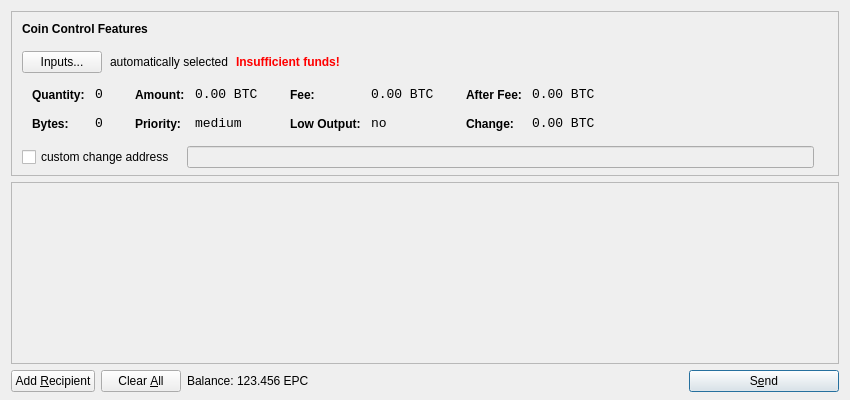
Before: the Qt Designer form src/qt/forms/sendcoinsdialog.ui in experiencecoin/experiencecoin_legacy, drawn with Qt 5.
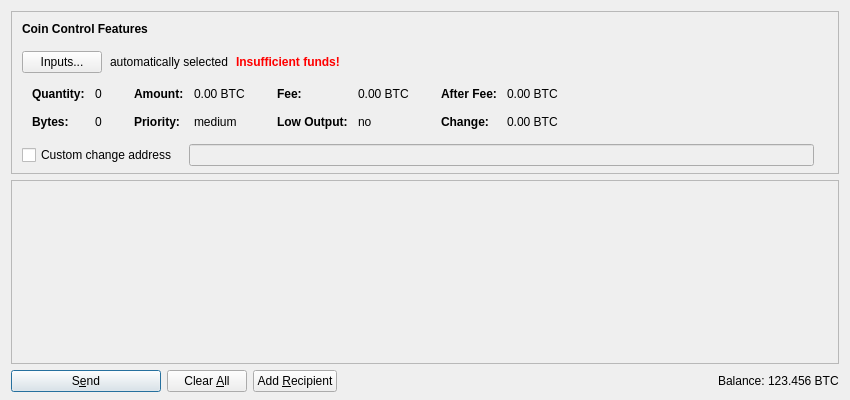
After: the same form once the commit is applied. Icons and pictures are not drawn. Custom widgets are drawn as their Qt base class.

The edit to the form file:
```diff
--- a/src/qt/forms/sendcoinsdialog.ui
+++ b/src/qt/forms/sendcoinsdialog.ui
@@ -39,7 +39,7 @@
      </property>
      <layout class="QVBoxLayout" name="verticalLayoutCoinControl2">
       <property name="spacing">
-       <number>-1</number>
+       <number>0</number>
       </property>
       <property name="leftMargin">
        <number>0</number>
@@ -206,8 +206,11 @@
                </property>
                <item row="0" column="0">
                 <widget class="QLabel" name="labelCoinControlQuantityText">
-                 <property name="styleSheet">
-                  <string notr="true">font-weight:bold;</string>
+                 <property name="font">
+                  <font>
+                   <weight>75</weight>
+                   <bold>true</bold>
+                  </font>
                  </property>
                  <property name="text">
                   <string>Quantity:</string>
@@ -219,12 +222,6 @@
                </item>
                <item row="0" column="1">
                 <widget class="QLabel" name="labelCoinControlQuantity">
-                 <property name="font">
-                  <font>
-                   <family>Monospace</family>
-                   <pointsize>10</pointsize>
-                  </font>
-                 </property>
                  <property name="cursor">
                   <cursorShape>IBeamCursor</cursorShape>
                  </property>
@@ -244,8 +241,11 @@
                </item>
                <item row="1" column="0">
                 <widget class="QLabel" name="labelCoinControlBytesText">
-                 <property name="styleSheet">
-                  <string notr="true">font-weight:bold;</string>
+                 <property name="font">
+                  <font>
+                   <weight>75</weight>
+                   <bold>true</bold>
+                  </font>
                  </property>
                  <property name="text">
                   <string>Bytes:</string>
@@ -254,12 +254,6 @@
                </item>
                <item row="1" column="1">
                 <widget class="QLabel" name="labelCoinControlBytes">
-                 <property name="font">
-                  <font>
-                   <family>Monospace</family>
-                   <pointsize>10</pointsize>
-                  </font>
-                 </property>
                  <property name="cursor">
                   <cursorShape>IBeamCursor</cursorShape>
                  </property>
@@ -295,8 +289,11 @@
                </property>
                <item row="0" column="0">
                 <widget class="QLabel" name="labelCoinControlAmountText">
-                 <property name="styleSheet">
-                  <string notr="true">font-weight:bold;</string>
+                 <property name="font">
+                  <font>
+                   <weight>75</weight>
+                   <bold>true</bold>
+                  </font>
                  </property>
                  <property name="text">
                   <string>Amount:</string>
@@ -308,12 +305,6 @@
                </item>
                <item row="0" column="1">
                 <widget class="QLabel" name="labelCoinControlAmount">
-                 <property name="font">
-                  <font>
-                   <family>Monospace</family>
-                   <pointsize>10</pointsize>
-                  </font>
-                 </property>
                  <property name="cursor">
                   <cursorShape>IBeamCursor</cursorShape>
                  </property>
@@ -330,8 +321,11 @@
                </item>
                <item row="1" column="0">
                 <widget class="QLabel" name="labelCoinControlPriorityText">
-                 <property name="styleSheet">
-                  <string notr="true">font-weight:bold;</string>
+                 <property name="font">
+                  <font>
+                   <weight>75</weight>
+                   <bold>true</bold>
+                  </font>
                  </property>
                  <property name="text">
                   <string>Priority:</string>
@@ -340,12 +334,6 @@
                </item>
                <item row="1" column="1">
                 <widget class="QLabel" name="labelCoinControlPriority">
-                 <property name="font">
-                  <font>
-                   <family>Monospace</family>
-                   <pointsize>10</pointsize>
-                  </font>
-                 </property>
                  <property name="cursor">
                   <cursorShape>IBeamCursor</cursorShape>
                  </property>
@@ -381,8 +369,11 @@
                </property>
                <item row="0" column="0">
                 <widget class="QLabel" name="labelCoinControlFeeText">
-                 <property name="styleSheet">
-                  <string notr="true">font-weight:bold;</string>
+                 <property name="font">
+                  <font>
+                   <weight>75</weight>
+                   <bold>true</bold>
+                  </font>
                  </property>
                  <property name="text">
                   <string>Fee:</string>
@@ -394,12 +385,6 @@
                </item>
                <item row="0" column="1">
                 <widget class="QLabel" name="labelCoinControlFee">
-                 <property name="font">
-                  <font>
-                   <family>Monospace</family>
-                   <pointsize>10</pointsize>
-                  </font>
-                 </property>
                  <property name="cursor">
                   <cursorShape>IBeamCursor</cursorShape>
                  </property>
@@ -416,8 +401,11 @@
                </item>
                <item row="1" column="0">
                 <widget class="QLabel" name="labelCoinControlLowOutputText">
-                 <property name="styleSheet">
-                  <string notr="true">font-weight:bold;</string>
+                 <property name="font">
+                  <font>
+                   <weight>75</weight>
+                   <bold>true</bold>
+                  </font>
                  </property>
                  <property name="text">
                   <string>Low Output:</string>
@@ -426,12 +414,6 @@
                </item>
                <item row="1" column="1">
                 <widget class="QLabel" name="labelCoinControlLowOutput">
-                 <property name="font">
-                  <font>
-                   <family>Monospace</family>
-                   <pointsize>10</pointsize>
-                  </font>
-                 </property>
                  <property name="cursor">
                   <cursorShape>IBeamCursor</cursorShape>
                  </property>
@@ -467,8 +449,11 @@
                </property>
                <item row="0" column="0">
                 <widget class="QLabel" name="labelCoinControlAfterFeeText">
-                 <property name="styleSheet">
-                  <string notr="true">font-weight:bold;</string>
+                 <property name="font">
+                  <font>
+                   <weight>75</weight>
+                   <bold>true</bold>
+                  </font>
                  </property>
                  <property name="text">
                   <string>After Fee:</string>
@@ -480,12 +465,6 @@
                </item>
                <item row="0" column="1">
                 <widget class="QLabel" name="labelCoinControlAfterFee">
-                 <property name="font">
-                  <font>
-                   <family>Monospace</family>
-                   <pointsize>10</pointsize>
-                  </font>
-                 </property>
                  <property name="cursor">
                   <cursorShape>IBeamCursor</cursorShape>
                  </property>
@@ -502,8 +481,11 @@
                </item>
                <item row="1" column="0">
                 <widget class="QLabel" name="labelCoinControlChangeText">
-                 <property name="styleSheet">
-                  <string notr="true">font-weight:bold;</string>
+                 <property name="font">
+                  <font>
+                   <weight>75</weight>
+                   <bold>true</bold>
+                  </font>
                  </property>
                  <property name="text">
                   <string>Change:</string>
@@ -512,12 +494,6 @@
                </item>
                <item row="1" column="1">
                 <widget class="QLabel" name="labelCoinControlChange">
-                 <property name="font">
-                  <font>
-                   <family>Monospace</family>
-                   <pointsize>10</pointsize>
-                  </font>
-                 </property>
                  <property name="cursor">
                   <cursorShape>IBeamCursor</cursorShape>
                  </property>
@@ -556,7 +532,7 @@
           <item>
            <widget class="QCheckBox" name="checkBoxCoinControlChange">
             <property name="text">
-             <string>custom change address</string>
+             <string>Custom change address</string>
             </property>
            </widget>
           </item>
@@ -626,11 +602,20 @@
         <x>0</x>
         <y>0</y>
         <width>830</width>
-        <height>165</height>
+        <height>178</height>
        </rect>
       </property>
-      <layout class="QVBoxLayout" name="verticalLayout_2">
-       <property name="margin">
+      <layout class="QVBoxLayout" name="verticalLayout_2" stretch="0,1">
+       <property name="leftMargin">
+        <number>0</number>
+       </property>
+       <property name="topMargin">
+        <number>0</number>
+       </property>
+       <property name="rightMargin">
+        <number>0</number>
+       </property>
+       <property name="bottomMargin">
         <number>0</number>
        </property>
        <item>
@@ -660,19 +645,25 @@
    <item>
     <layout class="QHBoxLayout" name="horizontalLayout">
      <item>
-      <widget class="QPushButton" name="addButton">
+      <widget class="QPushButton" name="sendButton">
+       <property name="minimumSize">
+        <size>
+         <width>150</width>
+         <height>0</height>
+        </size>
+       </property>
        <property name="toolTip">
         <string>Send to multiple recipients at once</string>
        </property>
        <property name="text">
-        <string>Add &amp;Recipient</string>
+        <string>S&amp;end</string>
        </property>
        <property name="icon">
         <iconset resource="../bitcoin.qrc">
          <normaloff>:/icons/add</normaloff>:/icons/add</iconset>
        </property>
-       <property name="autoDefault">
-        <bool>false</bool>
+       <property name="default">
+        <bool>true</bool>
        </property>
       </widget>
      </item>
@@ -702,6 +693,36 @@
        </property>
       </widget>
      </item>
+     <item>
+      <widget class="QPushButton" name="addButton">
+       <property name="toolTip">
+        <string>Send to multiple recipients at once</string>
+       </property>
+       <property name="text">
+        <string>Add &amp;Recipient</string>
+       </property>
+       <property name="icon">
+        <iconset resource="../bitcoin.qrc">
+         <normaloff>:/icons/add</normaloff>:/icons/add</iconset>
+       </property>
+       <property name="autoDefault">
+        <bool>false</bool>
+       </property>
+      </widget>
+     </item>
+     <item>
+      <spacer name="horizontalSpacer">
+       <property name="orientation">
+        <enum>Qt::Horizontal</enum>
+       </property>
+       <property name="sizeHint" stdset="0">
+        <size>
+         <width>40</width>
+         <height>20</height>
+        </size>
+       </property>
+      </spacer>
+     </item>
      <item>
       <layout class="QHBoxLayout" name="horizontalLayout_2">
        <property name="spacing">
@@ -709,6 +730,12 @@
        </property>
        <item>
         <widget class="QLabel" name="label">
+         <property name="sizePolicy">
+          <sizepolicy hsizetype="Preferred" vsizetype="Fixed">
+           <horstretch>0</horstretch>
+           <verstretch>0</verstretch>
+          </sizepolicy>
+         </property>
          <property name="text">
           <string>Balance:</string>
          </property>
@@ -716,11 +743,17 @@
        </item>
        <item>
         <widget class="QLabel" name="labelBalance">
+         <property name="sizePolicy">
+          <sizepolicy hsizetype="Preferred" vsizetype="Fixed">
+           <horstretch>0</horstretch>
+           <verstretch>0</verstretch>
+          </sizepolicy>
+         </property>
          <property name="cursor">
           <cursorShape>IBeamCursor</cursorShape>
          </property>
          <property name="text">
-          <string>123.456 EPC</string>
+          <string notr="true">123.456 BTC</string>
          </property>
          <property name="textInteractionFlags">
           <set>Qt::LinksAccessibleByMouse|Qt::TextSelectableByKeyboard|Qt::TextSelectableByMouse</set>
@@ -729,46 +762,17 @@
        </item>
       </layout>
      </item>
-     <item>
-      <spacer name="horizontalSpacer">
-       <property name="orientation">
-        <enum>Qt::Horizontal</enum>
-       </property>
-       <property name="sizeHint" stdset="0">
-        <size>
-         <width>40</width>
-         <height>20</height>
-        </size>
-       </property>
-      </spacer>
-     </item>
-     <item>
-      <widget class="QPushButton" name="sendButton">
-       <property name="minimumSize">
-        <size>
-         <width>150</width>
-         <height>0</height>
-        </size>
-       </property>
-       <property name="toolTip">
-        <string>Confirm the send action</string>
-       </property>
-       <property name="text">
-        <string>S&amp;end</string>
-       </property>
-       <property name="icon">
-        <iconset resource="../bitcoin.qrc">
-         <normaloff>:/icons/send</normaloff>:/icons/send</iconset>
-       </property>
-       <property name="default">
-        <bool>true</bool>
-       </property>
-      </widget>
-     </item>
     </layout>
    </item>
   </layout>
  </widget>
+ <customwidgets>
+  <customwidget>
+   <class>QValidatedLineEdit</class>
+   <extends>QLineEdit</extends>
+   <header>qvalidatedlineedit.h</header>
+  </customwidget>
+ </customwidgets>
  <resources>
   <include location="../bitcoin.qrc"/>
  </resources>
```
Left out of the diff: 26 changed lines with no effect on the pictures.
